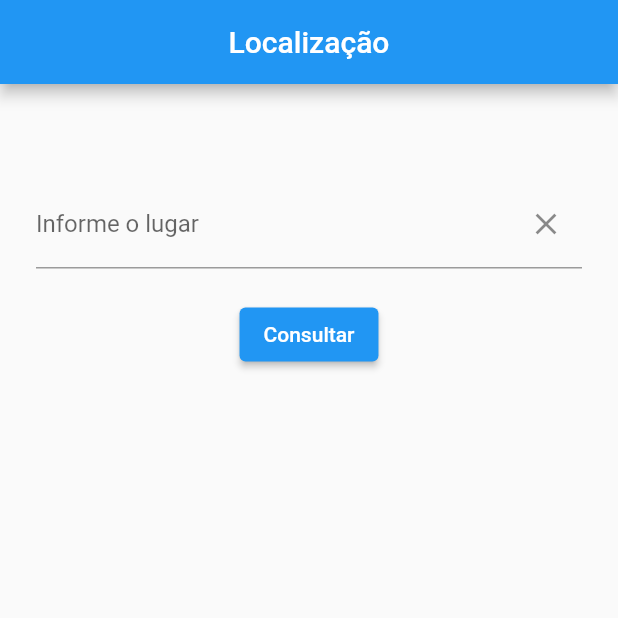
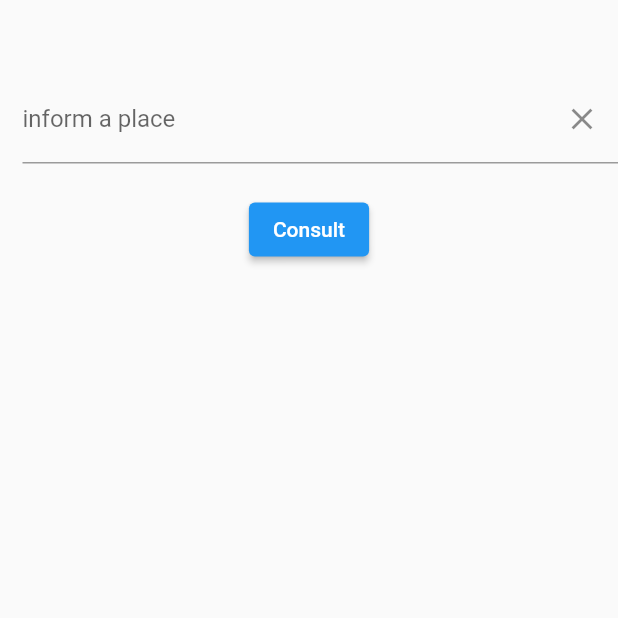
Before and after one commit to ArtthSilva/climApp, a Flutter app: the screen it shows after launch, on a phone screen of 412 x 824 dp, the top half of it. Run offline on Flutter 3.47's test engine with Material 2 defaults, Android fonts, the phone set to English and light mode, and no system bars; our stand-ins replace dio.

Commit message:
adicionando melhorias

```diff
--- /dev/null
+++ b/lib/constants/api_constants.dart
@@ -0,0 +1,4 @@
+
+class ApiConstants {
+  static String urlBase(String lugar) => "https://api.openweathermap.org/data/2.5/weather?q=$lugar&appid=eb4c24df3b5f1e328b247cd8913075c5&units=metric";
+}
--- a/lib/main.dart
+++ b/lib/main.dart
@@ -1,4 +1,4 @@
-import 'package:climas_app/view/home_page.dart';
+import 'package:climas_app/view/home/home_page.dart';
 import 'package:flutter/material.dart';
 
 void main() {
--- a/lib/model/clima.dart
+++ b/lib/model/clima.dart
@@ -31,5 +31,4 @@
   }
 
 
-
  }
--- a/lib/services/climas_api_cliente.dart
+++ b/lib/services/climas_api_cliente.dart
@@ -3,13 +3,14 @@ import 'dart:developer';
 
 import 'package:climas_app/model/clima.dart';
 import 'package:dio/dio.dart';
+import 'package:climas_app/constants/api_constants.dart';
 
 
 
 class ClimasApiCliente {
     Future<ClimaModel?> getClima({required String lugar}) async {
      try {
-      var response = await  Dio().get("https://api.openweathermap.org/data/2.5/weather?q=$lugar&appid=eb4c24df3b5f1e328b247cd8913075c5&units=metric");
+      var response = await  Dio().get(ApiConstants.urlBase(lugar));
 
      if (response.statusCode == 200) {
        return ClimaModel.fromJson(response.data);
--- a/lib/view/home_page.dart
+++ b/lib/view/home/home_page.dart
@@ -1,11 +1,11 @@
-
+import 'package:climas_app/view/components/card_clima.dart';
 import 'package:flutter/material.dart';
 import 'package:climas_app/controllers/home_controller.dart';
 
-import 'card_clima.dart';
 
 class HomeScreen extends StatefulWidget {
   const HomeScreen({super.key});
+
 
   @override
   State<HomeScreen> createState() => _HomeScreenState();
@@ -26,13 +26,7 @@ class _HomeScreenState extends State<HomeScreen> {
   @override
   Widget build(BuildContext context) {
     return Scaffold(
-      appBar: AppBar(
-        title: const Text("Localização"),
-        centerTitle: true,
-      ),
-      body: Padding(
-          padding: const EdgeInsets.all(24.0),
-          child: SingleChildScrollView(
+      body: SingleChildScrollView(
               reverse: true,
               child: Column(
                   mainAxisAlignment: MainAxisAlignment.center,
@@ -43,16 +37,19 @@ class _HomeScreenState extends State<HomeScreen> {
                     const SizedBox(
                       height: 20,
                     ),
-                    TextFormField(
+                    Padding(
+                      padding: const EdgeInsets.only(top: 10, left: 15),
+                      child: TextFormField(
                         controller: _lugarController,
                         decoration: InputDecoration(
-                        label: const Text('Informe o lugar'),
+                          label: const Text('inform a place'),
                           suffixIcon: IconButton(
                             onPressed: () {
                               homeController.clear();
                               _lugarController.text = "";
                             },
                             icon: const Icon(Icons.close_outlined),
+                          ),
                         ),
                       ),
                     ),
@@ -73,16 +70,18 @@ class _HomeScreenState extends State<HomeScreen> {
                                 .showSnackBar(snackBar);
                           }
                         },
-                        child: const Text("Consultar")),
-                    const SizedBox(
-                      height: 30,
+                        child: const Text('Consult')),
+
+                      Container(
+                        height: MediaQuery.sizeOf(context).height * 0.095,
                       ),
+
                     Visibility(
                         visible: !homeController.isLoading.value &&
                             homeController.clima.value != null,
                         child: CardClima(
                             clima: homeController.clima.value)),
-                  ]))),
+                  ])),
     );
   }
 }
```
Also changed, not shown: lib/view/card_clima.dart (deleted, +0 -25 lines), lib/view/components/card_clima.dart (added, +66 -0 lines). Lines whose indentation alone changed are shown as unchanged.
